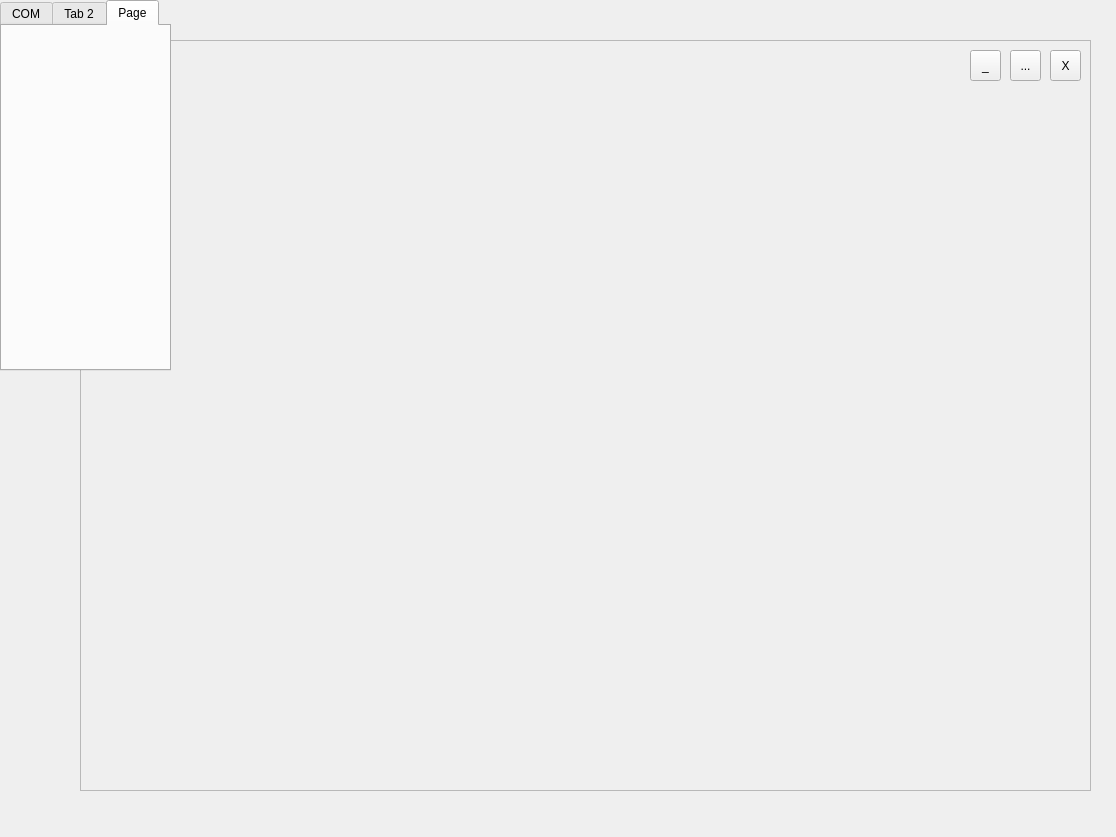
Old version of the form API_GUI.ui in the repository Geekbuzz/qtdesigner.
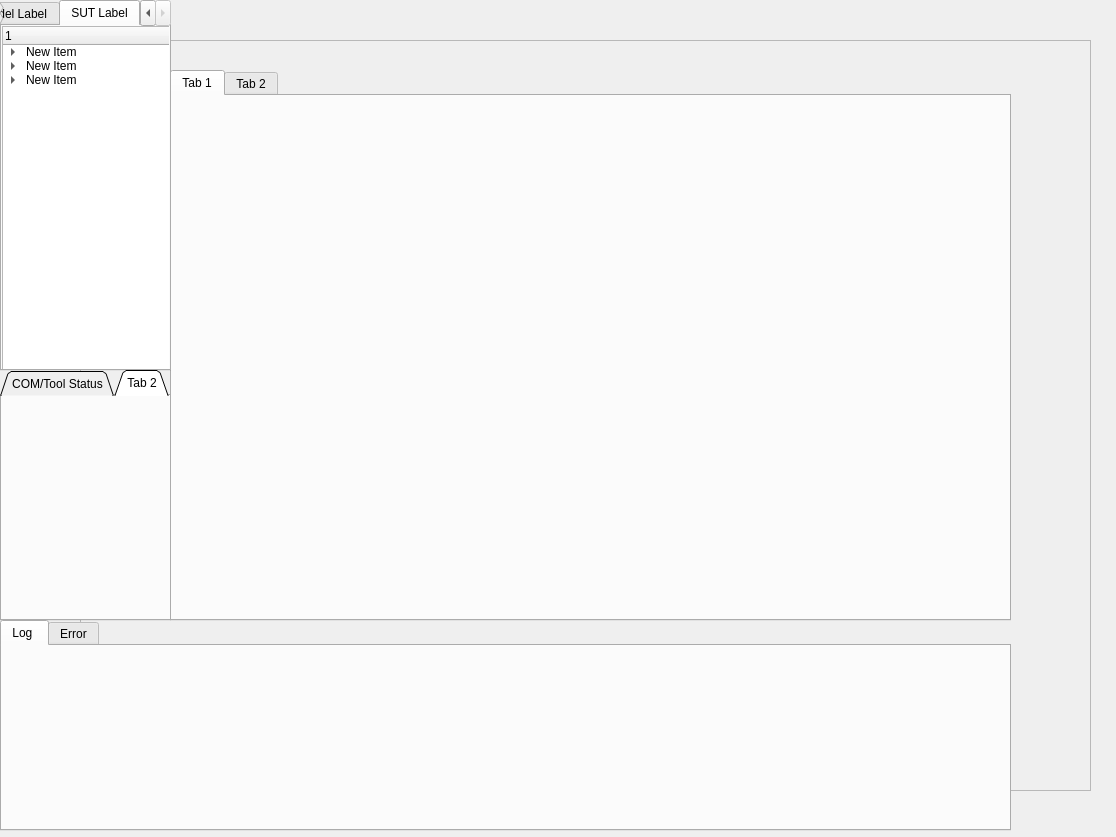
New version of the form. The open tabs and pages were chosen to show the change. Icons and pictures are not drawn.

Commit message: Tab features update

```diff
--- a/API_GUI.ui
+++ b/API_GUI.ui
@@ -28,48 +28,25 @@
    <property name="frameShadow">
     <enum>QFrame::Raised</enum>
    </property>
-   <widget class="QToolButton" name="toolButton">
+   <widget class="QTabWidget" name="tabWidget_2">
     <property name="geometry">
      <rect>
-      <x>970</x>
-      <y>10</y>
-      <width>31</width>
-      <height>31</height>
+      <x>90</x>
+      <y>30</y>
+      <width>841</width>
+      <height>551</height>
      </rect>
     </property>
-    <property name="text">
-     <string>X</string>
-    </property>
-    <property name="icon">
-     <iconset>
-      <normaloff>button icons/close_button.jpg</normaloff>button icons/close_button.jpg</iconset>
-    </property>
-   </widget>
-   <widget class="QToolButton" name="toolButton_2">
-    <property name="geometry">
-     <rect>
-      <x>890</x>
-      <y>10</y>
-      <width>31</width>
-      <height>31</height>
-     </rect>
-    </property>
-    <property name="text">
-     <string>_</string>
-    </property>
-   </widget>
-   <widget class="QToolButton" name="toolButton_3">
-    <property name="geometry">
-     <rect>
-      <x>930</x>
-      <y>10</y>
-      <width>31</width>
-      <height>31</height>
-     </rect>
-    </property>
-    <property name="text">
-     <string>...</string>
-    </property>
+    <widget class="QWidget" name="tab_4">
+     <attribute name="title">
+      <string>Tab 1</string>
+     </attribute>
+    </widget>
+    <widget class="QWidget" name="tab_5">
+     <attribute name="title">
+      <string>Tab 2</string>
+     </attribute>
+    </widget>
    </widget>
   </widget>
   <widget class="QTabWidget" name="tabWidget">
@@ -92,17 +69,156 @@
    </property>
    <widget class="QWidget" name="tab">
     <attribute name="title">
-     <string>COM</string>
+     <string>COM Config</string>
     </attribute>
    </widget>
    <widget class="QWidget" name="tab_2">
     <attribute name="title">
-     <string>Tab 2</string>
+     <string>Plant Model Label</string>
     </attribute>
    </widget>
    <widget class="QWidget" name="tab_3">
     <attribute name="title">
-     <string>Page</string>
+     <string>SUT Label</string>
+    </attribute>
+    <widget class="QTreeWidget" name="treeWidget_3">
+     <property name="geometry">
+      <rect>
+       <x>0</x>
+       <y>0</y>
+       <width>171</width>
+       <height>351</height>
+      </rect>
+     </property>
+     <column>
+      <property name="text">
+       <string>1</string>
+      </property>
+     </column>
+     <item>
+      <property name="text">
+       <string>New Item</string>
+      </property>
+      <item>
+       <property name="text">
+        <string>New Subitem</string>
+       </property>
+      </item>
+      <item>
+       <property name="text">
+        <string>New Subitem</string>
+       </property>
+      </item>
+      <item>
+       <property name="text">
+        <string>New Subitem</string>
+       </property>
+       <item>
+        <property name="text">
+         <string>New Subitem</string>
+        </property>
+       </item>
+      </item>
+     </item>
+     <item>
+      <property name="text">
+       <string>New Item</string>
+      </property>
+      <item>
+       <property name="text">
+        <string>New Subitem</string>
+       </property>
+      </item>
+      <item>
+       <property name="text">
+        <string>New Subitem</string>
+       </property>
+      </item>
+      <item>
+       <property name="text">
+        <string>New Subitem</string>
+       </property>
+      </item>
+     </item>
+     <item>
+      <property name="text">
+       <string>New Item</string>
+      </property>
+      <item>
+       <property name="text">
+        <string>New Subitem</string>
+       </property>
+      </item>
+      <item>
+       <property name="text">
+        <string>New Subitem</string>
+       </property>
+       <item>
+        <property name="text">
+         <string>New Subitem</string>
+        </property>
+        <item>
+         <property name="text">
+          <string>New Subitem</string>
+         </property>
+        </item>
+       </item>
+      </item>
+      <item>
+       <property name="text">
+        <string>New Subitem</string>
+       </property>
+      </item>
+     </item>
+    </widget>
+   </widget>
+  </widget>
+  <widget class="QTabWidget" name="tabWidget_3">
+   <property name="geometry">
+    <rect>
+     <x>0</x>
+     <y>370</y>
+     <width>171</width>
+     <height>251</height>
+    </rect>
+   </property>
+   <property name="tabShape">
+    <enum>QTabWidget::Triangular</enum>
+   </property>
+   <property name="currentIndex">
+    <number>1</number>
+   </property>
+   <widget class="QWidget" name="tab_6">
+    <attribute name="title">
+     <string>COM/Tool Status</string>
+    </attribute>
+   </widget>
+   <widget class="QWidget" name="tab_7">
+    <attribute name="title">
+     <string>Tab 2</string>
+    </attribute>
+   </widget>
+  </widget>
+  <widget class="QTabWidget" name="tabWidget_4">
+   <property name="geometry">
+    <rect>
+     <x>0</x>
+     <y>620</y>
+     <width>1011</width>
+     <height>211</height>
+    </rect>
+   </property>
+   <property name="currentIndex">
+    <number>0</number>
+   </property>
+   <widget class="QWidget" name="tab_8">
+    <attribute name="title">
+     <string>Log </string>
+    </attribute>
+   </widget>
+   <widget class="QWidget" name="tab_9">
+    <attribute name="title">
+     <string>Error</string>
     </attribute>
    </widget>
   </widget>
```
Left out of the diff: 182 changed lines with no effect on the pictures.
